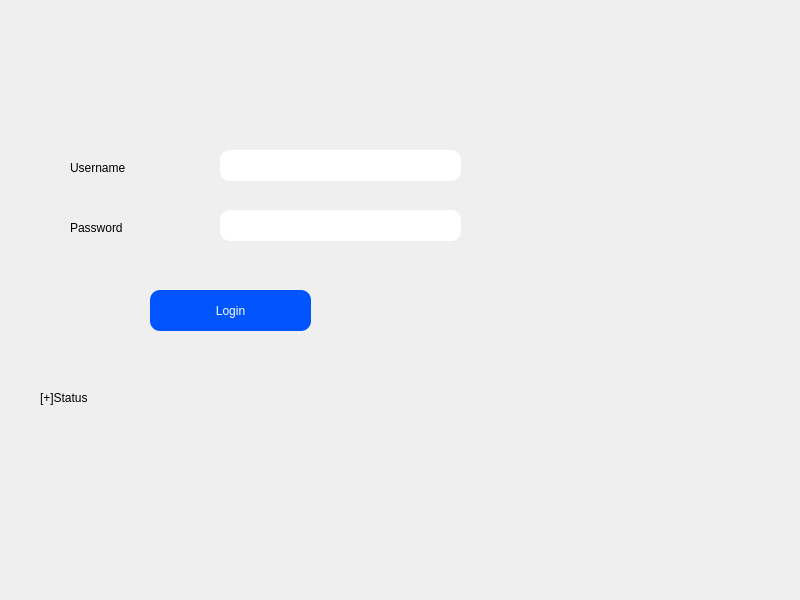
iamwilldev/Grocery-Store, file login.ui: the form before one commit.
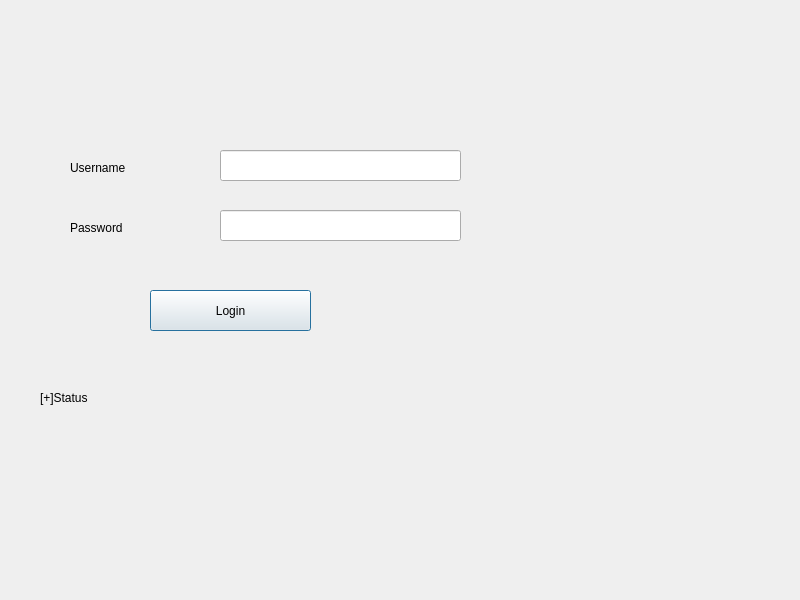
The form after the commit. Icons and pictures are not drawn.

What changed in the file:
```diff
--- a/login.ui
+++ b/login.ui
@@ -22,9 +22,6 @@
      <height>600</height>
     </rect>
    </property>
-   <property name="styleSheet">
-    <string notr="true">border-image: url(:/img/Green and Orange Modern Grocery Store Banner Landscape (1).png);</string>
-   </property>
    <property name="text">
     <string/>
    </property>
@@ -55,21 +52,6 @@
      <height>41</height>
     </rect>
    </property>
-   <property name="styleSheet">
-    <string notr="true">QPushButton {
-	color: white;
-	border-radius: 10px;
-	background: rgb(0, 85, 255);
-}
-
-QPushButton:hover {
-	background: rgba(0, 85, 255, 220);
-}
-
-QPushButton:pressed {
-	background: rgba(0, 85, 255, 200);
-}</string>
-   </property>
    <property name="text">
     <string>Login</string>
    </property>
@@ -83,10 +65,8 @@
      <height>31</height>
     </rect>
    </property>
-   <property name="styleSheet">
-    <string notr="true">border-radius: 10px;
-background-color: rgb(255, 255, 255);
-color: rgb(0, 0, 0);</string>
+   <property name="echoMode">
+    <enum>QLineEdit::Password</enum>
    </property>
   </widget>
   <widget class="QLabel" name="label_3">
@@ -132,11 +112,6 @@
      <height>31</height>
     </rect>
    </property>
-   <property name="styleSheet">
-    <string notr="true">border-radius: 10px;
-background-color: rgb(255, 255, 255);
-color: rgb(0, 0, 0);</string>
-   </property>
   </widget>
  </widget>
  <resources/>
```
Left out of the diff: 12 changed lines with no effect on the pictures.
